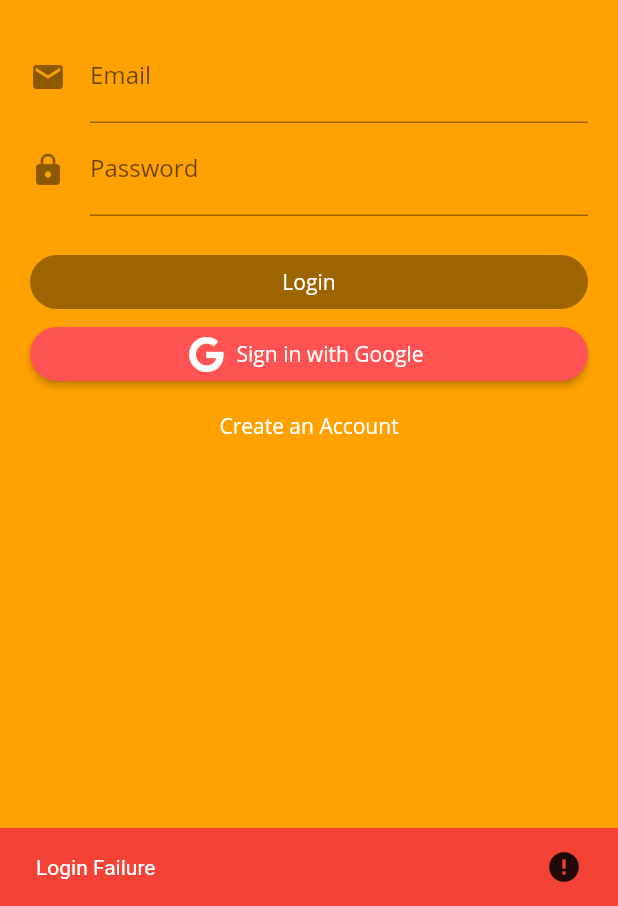
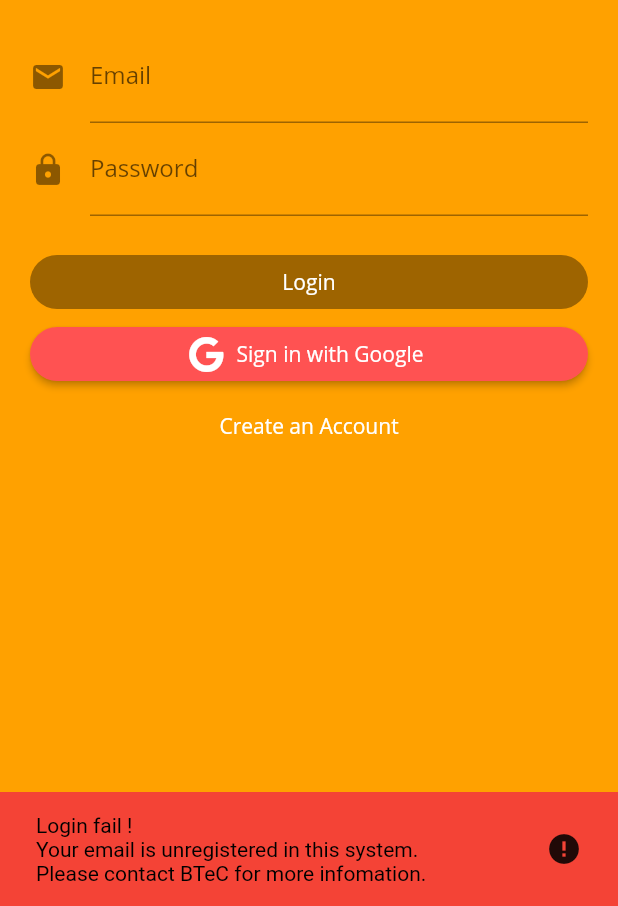
Before and after one commit to Exee03/btec_security, a Flutter app: the screen it shows after launch, after a tap on "Sign in with Google", on a phone screen of 412 x 824 dp, the part 330-1236 px from its top. Run offline on Flutter 3.47's test engine with Material 2 defaults, Android fonts, the phone set to English and light mode, and no system bars; our stand-ins replace bloc, cached_network_image, cloud_firestore, date_format, equatable, firebase_auth and 9 more; missing offline and left inert: flutter_circular_chart; accounts and stored records are empty; project files that could hold a hidden picture were left out.

Commit message:
Update login_form.dart

```diff
--- a/lib/login/login_form.dart
+++ b/lib/login/login_form.dart
@@ -1,6 +1,5 @@
 import 'package:btec_security/auth/bloc.dart';
 import 'package:btec_security/repository/user_repo.dart';
-import 'package:btec_security/utils/custom_fonts.dart';
 import 'package:flutter/material.dart';
 import 'package:flutter_bloc/flutter_bloc.dart';
 import 'package:btec_security/login/login.dart';
@@ -51,7 +50,14 @@ class _LoginFormState extends State<LoginForm> {
               SnackBar(
                 content: Row(
                   mainAxisAlignment: MainAxisAlignment.spaceBetween,
-                  children: [Text('Login Failure',style: CustomFonts.invTextStyle,), Icon(Icons.error)],
+                  children: [
+                    Text(
+                      'Login fail !\nYour email is unregistered in this system.\nPlease contact BTeC for more infomation.',
+                      style: TextStyle(color: Colors.black),
+                      overflow: TextOverflow.clip,
+                    ),
+                    Icon(Icons.error)
+                  ],
                 ),
                 backgroundColor: Colors.red,
               ),
@@ -65,7 +71,11 @@ class _LoginFormState extends State<LoginForm> {
                 content: Row(
                   mainAxisAlignment: MainAxisAlignment.spaceBetween,
                   children: [
-                    Text('Logging In...',style: CustomFonts.invTextStyle,),
+                    Text(
+                      'Logging In...',
+                      style: TextStyle(
+                          fontSize: 20, color: Theme.of(context).primaryColor),
+                    ),
                     CircularProgressIndicator(),
                   ],
                 ),
@@ -85,8 +95,10 @@ class _LoginFormState extends State<LoginForm> {
               child: ListView(
                 children: <Widget>[
                   Padding(
-                    padding: EdgeInsets.symmetric(vertical: 20,horizontal: 50),
-                    child: Container(child: Image.asset('assets/icons/app_logo.png', height: 180)),
+                    padding: EdgeInsets.symmetric(vertical: 20, horizontal: 50),
+                    child: Container(
+                        child: Image.asset('assets/icons/app_logo.png',
+                            height: 180)),
                   ),
                   TextFormField(
                     controller: _emailController,
```
